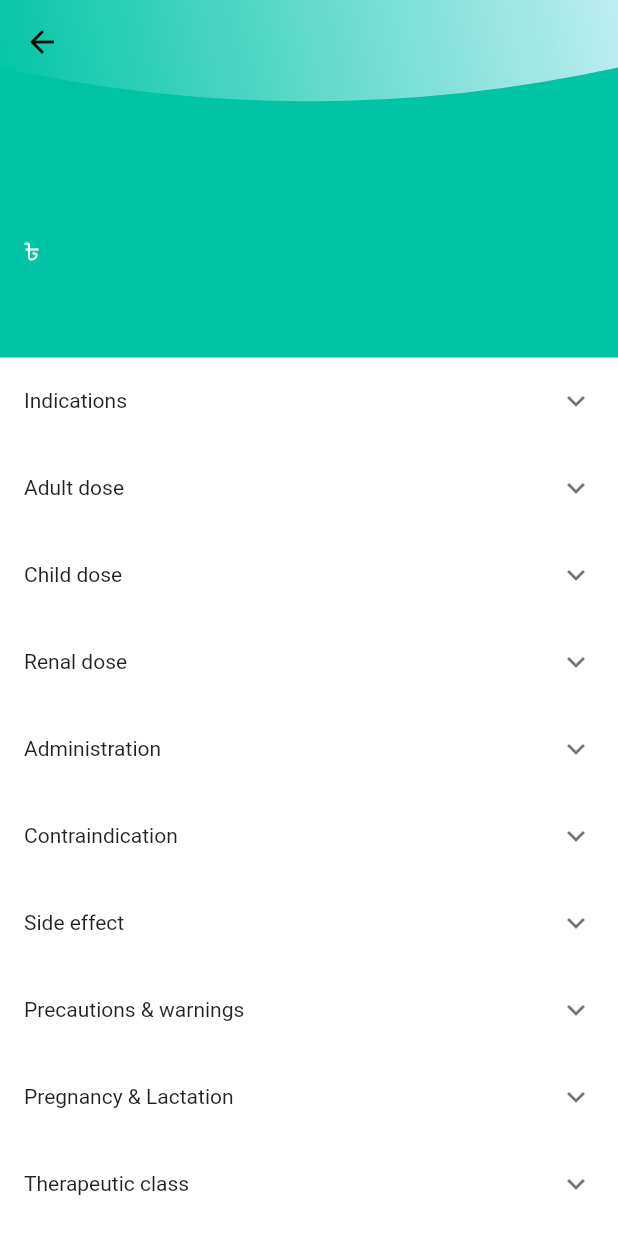
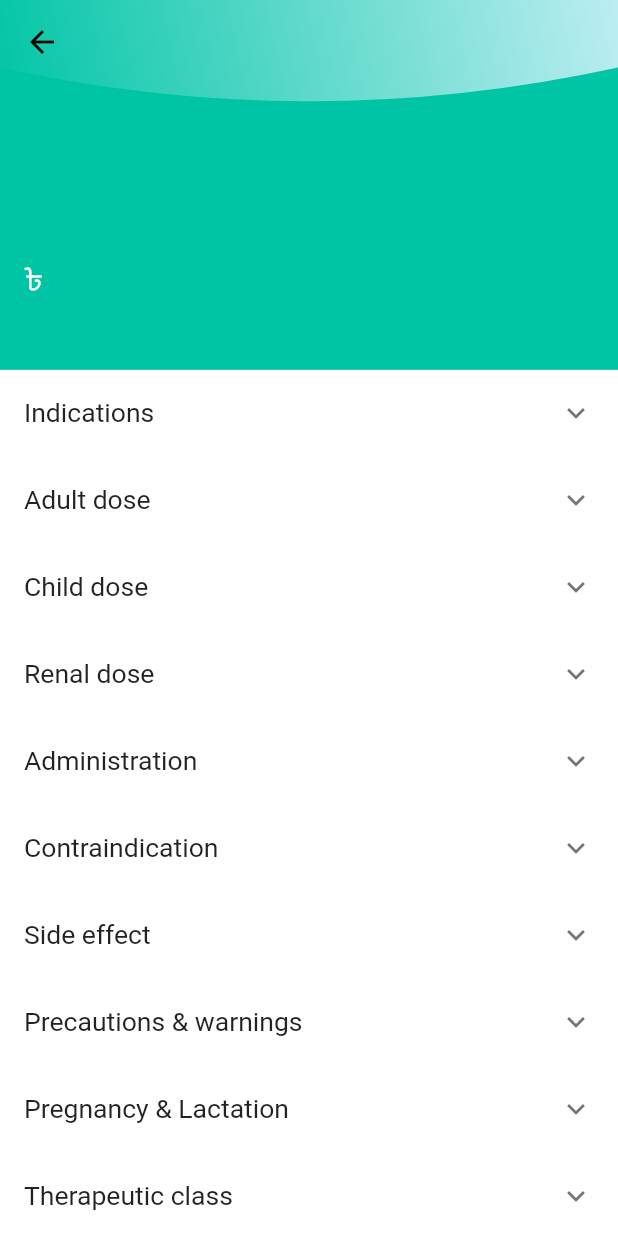
Before and after one commit to glamworld/Admin_Panel, a Flutter app: the MedicineDetails screen opened directly with empty values, on a phone screen of 412 x 824 dp. Run offline on Flutter 3.47's test engine with Material 2 defaults, Android fonts, the phone set to English and light mode, and no system bars; our stand-ins replace cached_network_image, cloud_firestore, connectivity, country_code_picker, expandable_text, firebase_auth and 5 more; missing offline and left inert: alphabet_list_scroll_view; accounts and stored records are empty; statements that could not run were skipped.

Commit message:
Second Commit

```diff
--- a/lib/subpage/doctor_detailes_page/doctor_review_page.dart
+++ b/lib/subpage/doctor_detailes_page/doctor_review_page.dart
@@ -444,7 +444,7 @@ class ReviewTile extends StatelessWidget {
                     padding:
                     const EdgeInsets.only(top: 5, bottom: 5),
                     width: size.width * .47,
-                    height: size.width * .10,
+                    //height: size.width * .10,
                     //color: Colors.blue,
                     child: Column(
                       crossAxisAlignment: CrossAxisAlignment.start,
@@ -474,7 +474,7 @@ class ReviewTile extends StatelessWidget {
                     padding: const EdgeInsets.only(top: 5, bottom: 5),
                     //color: Colors.green,
                     width: size.width * .25,
-                    height: size.width * .10,
+                    //height: size.width * .10,
                     child: Column(
                       crossAxisAlignment: CrossAxisAlignment.end,
                       children: [
--- a/lib/subpage/doctor_detailes_page/faq_page.dart
+++ b/lib/subpage/doctor_detailes_page/faq_page.dart
@@ -3,7 +3,6 @@ import 'package:admin_panel/subpage/doctor_detailes_page/update_faq_page.dart';
 import 'package:flutter/material.dart';
 import 'package:provider/provider.dart';
 import 'package:admin_panel/utils/static_variable_page.dart';
-import 'package:admin_panel/providers/firebase_operation_provider.dart';
 
 class FAQPage extends StatefulWidget {
   String id;
@@ -27,7 +26,7 @@ class _FAQPageState extends State<FAQPage> {
           body: ListView.builder(
             itemCount: faqDataList(operation).length,
             itemBuilder: (context, index) => EntryItemTile(
-              faqDataList(operation)[index],
+              faqDataList(operation)[index],context,
             ),
           ),
 
@@ -47,18 +46,18 @@ class _FAQPageState extends State<FAQPage> {
 ///Create the widget for the row...
 class EntryItemTile extends StatelessWidget {
   final Entry entry;
-
-  const EntryItemTile(this.entry);
+  BuildContext context;
+  EntryItemTile(this.entry,this.context);
 
   Widget _buildTiles(Entry root) {
     if (root.children.isEmpty) {
       return ListTile(
-        title: Text(root.title,style: TextStyle(color: Colors.grey[800]),),
+        title: Text(root.title,style: TextStyle(color: Colors.grey[800],fontSize: MediaQuery.of(context).size.width * .032),),
       );
     }
     return ExpansionTile(
       key: PageStorageKey<Entry>(root),
-      title: Text(root.title,style: TextStyle(fontWeight: FontWeight.w500),),
+      title: Text(root.title,style: TextStyle(fontWeight: FontWeight.w500,fontSize: MediaQuery.of(context).size.width * .040),),
       children: root.children.map<Widget>(_buildTiles).toList(),
     );
   }
--- a/lib/subpage/doctor_detailes_page/update_faq_page.dart
+++ b/lib/subpage/doctor_detailes_page/update_faq_page.dart
@@ -81,7 +81,7 @@ class _UpdateFAQState extends State<UpdateFAQ> {
           _textFormBuilder("What are ${operation.doctorList[0].fullName}'s speciality interest?",8,operation),
           _textFormBuilder('Where can I consult with ${operation.doctorList[0].fullName}?',9,operation),
           _textFormBuilder('What societies is ${operation.doctorList[0].fullName} a member of?',10,operation),
-          SizedBox(height: 20),
+          SizedBox(height: 15),
           Container(
               margin: EdgeInsets.only(left: 10,right:10),
               child: InkWell(
@@ -104,8 +104,8 @@ class _UpdateFAQState extends State<UpdateFAQ> {
       child: Column(
         crossAxisAlignment: CrossAxisAlignment.start,
         children: [
-          Text('$serialNo. $question',style: TextStyle(color: Colors.grey[800]),),
-          SizedBox(height: 5),
+          Text('$serialNo. $question',style: TextStyle(color: Colors.grey[800],fontSize: MediaQuery.of(context).size.width * .040),),
+          SizedBox(height: 10),
           TextFormField(
             controller: serialNo==1? one:serialNo==2? two:serialNo==3? three:serialNo==4? four:serialNo==5? five
                 :serialNo==6? six:serialNo==7? seven:serialNo==8? eight:serialNo==9? nine:ten,
--- a/lib/subpage/medicine_details.dart
+++ b/lib/subpage/medicine_details.dart
@@ -51,6 +51,7 @@ class MedicineDetails extends StatefulWidget {
 }
 
 class _MedicineDetailsState extends State<MedicineDetails> {
+
   @override
   Widget build(BuildContext context) {
     return Scaffold(
@@ -99,7 +100,7 @@ class _MedicineDetailsState extends State<MedicineDetails> {
         child: Column(children: [
           //Header...
           Container(
-            height: size.height * .18,
+            height: size.height * .19,
             width: size.width,
             color: Theme.of(context).primaryColor,
             child: ListTile(
@@ -110,7 +111,7 @@ class _MedicineDetailsState extends State<MedicineDetails> {
                     widget.name,
                     maxLines: 1,
                     style: TextStyle(
-                        fontSize: 22,
+                        fontSize: size.width * .060,
                         color: Colors.white,
                         fontWeight: FontWeight.bold),
                   ),
@@ -120,7 +121,7 @@ class _MedicineDetailsState extends State<MedicineDetails> {
                     child: Text(
                       widget.strength,
                       maxLines: 1,
-                      style: TextStyle(fontSize: 12, color: Colors.white),
+                      style: TextStyle(fontSize: size.width * .040, color: Colors.white),
                     ),
                   )
                 ],
@@ -132,28 +133,28 @@ class _MedicineDetailsState extends State<MedicineDetails> {
                     widget.genericName,
                     maxLines: 1,
                     style: TextStyle(
-                        fontSize: 14,
+                        fontSize: size.width * .045,
                         color: Colors.white,
                         fontStyle: FontStyle.italic),
                   ),
                   Text(
                     widget.dosage,
                     maxLines: 1,
-                    style: TextStyle(fontSize: 14, color: Colors.white),
+                    style: TextStyle(fontSize: size.width * .045, color: Colors.white),
                   ),
                   SizedBox(height: 5),
                   Text(
                     '৳ ${widget.price}',
                     maxLines: 1,
-                    style: TextStyle(fontSize: 16, color: Colors.white),
+                    style: TextStyle(fontSize: size.width * .048, color: Colors.white),
                   ),
-                  SizedBox(height: 5),
+                  //SizedBox(height: 5),
                   Text(
                     widget.manufacturer,
                     maxLines: 1,
-                    style: TextStyle(fontSize: 18, color: Colors.white),
+                    style: TextStyle(fontSize: size.width * .050, color: Colors.white),
                   ),
-                  //SizedBox(height: 5),
+                  //SizedBox(height: 15),
                 ],
               ),
             ),
@@ -176,7 +177,7 @@ class _MedicineDetailsState extends State<MedicineDetails> {
                         widget.pregnancy,
                         widget.therapeutic,
                         widget.modeOfAction,
-                        widget.interaction)[index]);
+                        widget.interaction)[index],context);
                   }))
         ]));
   }
@@ -186,15 +187,15 @@ class _MedicineDetailsState extends State<MedicineDetails> {
 // ignore: must_be_immutable
 class EntryItemTile extends StatelessWidget {
   final Entry entry;
-
-  EntryItemTile(this.entry);
+  BuildContext context;
+  EntryItemTile(this.entry,this.context);
 
   Widget _buildTiles(Entry root) {
     if (root.children.isEmpty) {
       return ListTile(
         title: Text(
           root.title,
-          style: TextStyle(color: Colors.grey[800], fontSize: 12),
+          style: TextStyle(color: Colors.grey[800], fontSize: MediaQuery.of(context).size.width * .040),
         ),
       );
     }
@@ -204,7 +205,7 @@ class EntryItemTile extends StatelessWidget {
       //tilePadding: EdgeInsets.all(0.0),
       title: Text(
         root.title,
-        style: TextStyle(fontSize: 14),
+        style: TextStyle(fontSize: MediaQuery.of(context).size.width * .043),
       ),
       children: root.children.map<Widget>(_buildTiles).toList(),
     );
```
